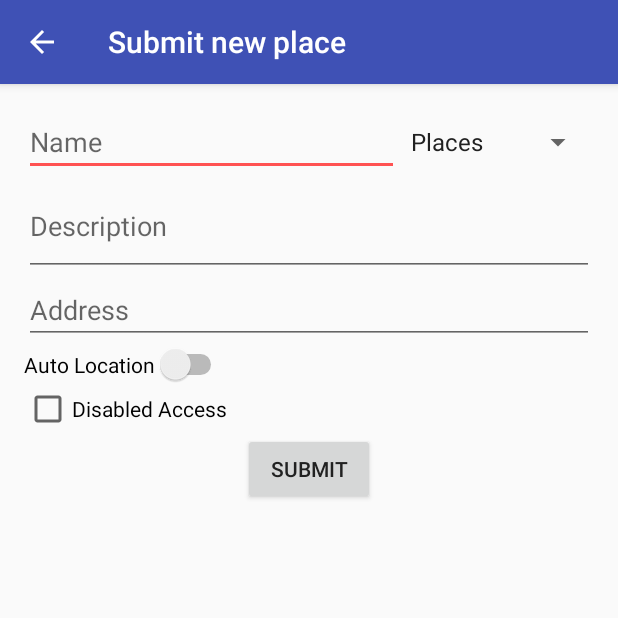
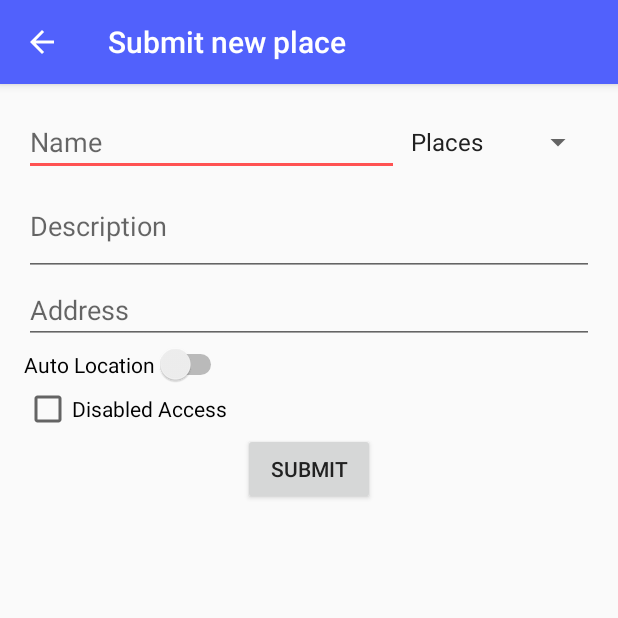
Before and after one commit to ModernNet/uspot, an Android app: the PostActivity screen opened directly, with no data from a screen before it, on a phone screen of 412 x 824 dp, the top half of it. Run offline under Robolectric (Android 15) with nearby library versions, the phone set to English and light mode, and no system bars; network calls fail.

Commit message:
Canviat el color de l'icona, el primary i el primary dark.

```diff
--- a/app/src/main/res/values/colors.xml
+++ b/app/src/main/res/values/colors.xml
@@ -1,7 +1,7 @@
 <?xml version="1.0" encoding="utf-8"?>
 <resources>
-    <color name="primary">#3F51B5</color>
-    <color name="primary_dark">#303F9F</color>
+    <color name="primary">#5161fc</color>
+    <color name="primary_dark">#4957e2</color>
     <color name="primary_light">#C5CAE9</color>
     <color name="accent">#FF5252</color>
     <color name="accent_dark">#D32F2F</color>
```
Also changed, not shown: app/src/main/res/mipmap-hdpi/ic_launcher_2.png, app/src/main/res/mipmap-mdpi/ic_launcher_2.png, app/src/main/res/mipmap-xhdpi/ic_launcher_2.png, app/src/main/res/mipmap-xxhdpi/ic_launcher_2.png, app/src/main/res/mipmap-xxxhdpi/ic_launcher_2.png.
